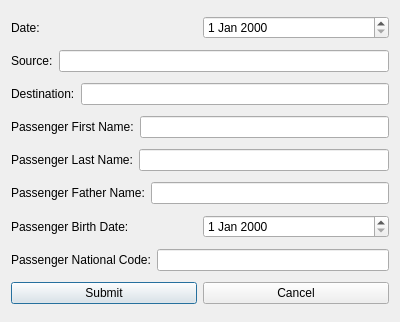
Old version of the form MyProj/addticket.ui in the repository shahabbadihi/airport_managementt.
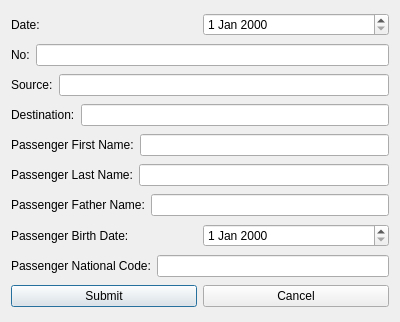
New version of the form.

What changed in the file:
```diff
--- a/MyProj/addticket.ui
+++ b/MyProj/addticket.ui
@@ -28,6 +28,20 @@
      </item>
     </layout>
    </item>
+   <item>
+    <layout class="QHBoxLayout" name="horizontalLayout_10">
+     <item>
+      <widget class="QLabel" name="lblNo">
+       <property name="text">
+        <string>No:</string>
+       </property>
+      </widget>
+     </item>
+     <item>
+      <widget class="QLineEdit" name="txtNo"/>
+     </item>
+    </layout>
+   </item>
    <item>
     <layout class="QHBoxLayout" name="horizontalLayout_2">
      <item>
```
